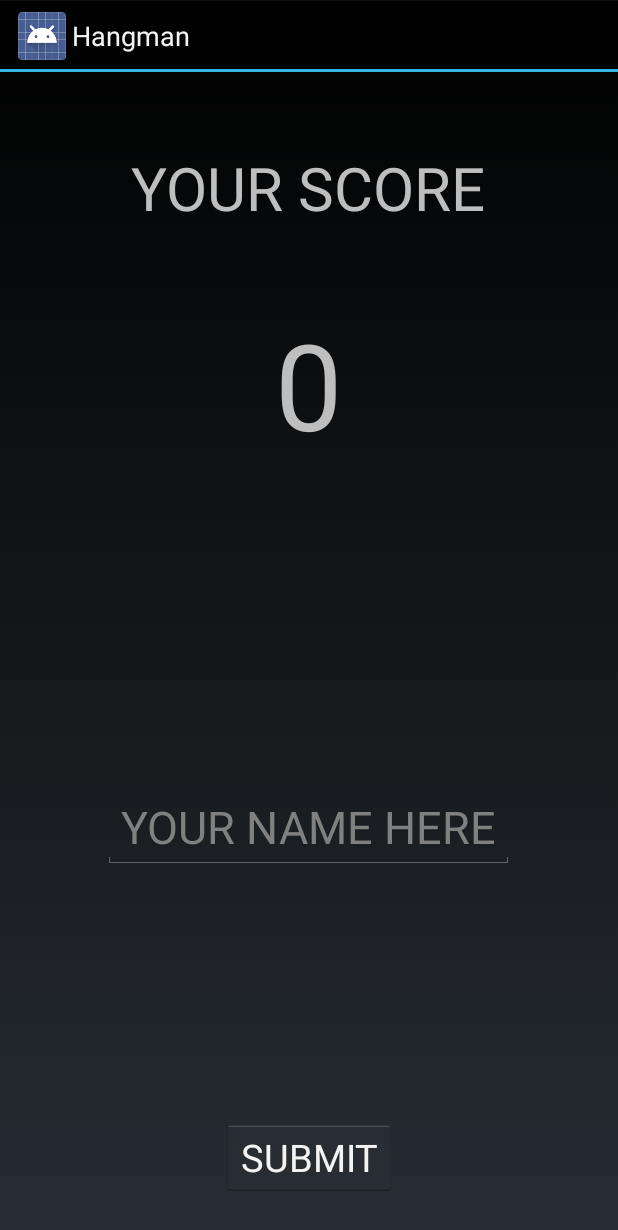
After one commit to ZaffranLe/btl-android, an Android app: the YourScoreActivity screen opened directly, with no data from a screen before it, on a phone screen of 412 x 824 dp. The commit adds this screen. Shown: the top 1230 px of the screen. Run offline under Robolectric (Android 15) with nearby library versions, the phone set to English and light mode, and no system bars.

Commit message:
26052020Tung

```diff
--- a/app/src/main/AndroidManifest.xml
+++ b/app/src/main/AndroidManifest.xml
@@ -9,6 +9,8 @@
         android:icon="@drawable/ic_launcher_background"
         android:label="@string/app_name"
         android:theme="@style/AppTheme">
+        <activity android:name="com.example.hang_man.YourScoreActivity"></activity>
+        <activity android:name="com.example.hang_man.HighScoreActivity" />
         <activity android:name="com.example.hang_man.HighScore" />
         <activity android:name="com.example.hang_man.QuestionEditActivity" />
         <activity android:name="com.example.hang_man.AddQuestionActivity" />
--- a/app/src/main/java/com/example/hang_man/AddQuestionActivity.java
+++ b/app/src/main/java/com/example/hang_man/AddQuestionActivity.java
@@ -5,6 +5,7 @@ import androidx.appcompat.app.AppCompatActivity;
 import android.app.Activity;
 import android.content.Intent;
 import android.os.Bundle;
+import android.text.InputFilter;
 import android.view.View;
 import android.widget.Button;
 import android.widget.EditText;
@@ -28,14 +29,15 @@ public class AddQuestionActivity extends Activity {
         backBtn = (Button)findViewById(R.id.aqa_backBtn);
         tvWord = (EditText) findViewById(R.id.aqa_word);
         tvHint = (EditText) findViewById(R.id.aqa_hint);
-        tvID = (EditText) findViewById(R.id.aqa_id);
         dbHelper = new DBHelper(AddQuestionActivity.this);
         dbHelper.openDB();
+
+        tvWord.setFilters(new InputFilter[] {new InputFilter.AllCaps()});
 
         addBtn.setOnClickListener(new View.OnClickListener() {
             @Override
             public void onClick(View view) {
-                long resultAdd = dbHelper.Insert(Integer.parseInt(tvID.getText().toString()),tvWord.getText().toString(),tvHint.getText().toString());
+                long resultAdd = dbHelper.Insert(tvWord.getText().toString(),tvHint.getText().toString());
                 if (resultAdd==-1){
                     Toast.makeText(AddQuestionActivity.this,"ERROR",Toast.LENGTH_SHORT).show();
                 }
--- a/app/src/main/java/com/example/hang_man/GameActivity.java
+++ b/app/src/main/java/com/example/hang_man/GameActivity.java
@@ -6,6 +6,7 @@ import java.util.Random;
 import android.app.Activity;
 import android.app.AlertDialog;
 import android.content.DialogInterface;
+import android.content.Intent;
 import android.content.res.Resources;
 import android.database.Cursor;
 import android.graphics.Color;
@@ -224,6 +225,9 @@ import com.example.hangman.R;
 							new DialogInterface.OnClickListener() {
 								public void onClick(DialogInterface dialog, int id) {
 									GameActivity.this.finish();
+									Intent tohighcoreact = new Intent(GameActivity.this,YourScoreActivity.class);
+									tohighcoreact.putExtra("score",score);
+									startActivity(tohighcoreact);
 								}});
 				}
 				winBuild.setNegativeButton("Exit",
--- /dev/null
+++ b/app/src/main/java/com/example/hang_man/YourScoreActivity.java
@@ -0,0 +1,55 @@
+package com.example.hang_man;
+
+import androidx.appcompat.app.AppCompatActivity;
+
+import android.app.Activity;
+import android.content.Intent;
+import android.os.Bundle;
+import android.view.View;
+import android.view.WindowManager;
+import android.widget.Button;
+import android.widget.EditText;
+import android.widget.TextView;
+import android.widget.Toast;
+
+import com.example.hangman.R;
+
+public class YourScoreActivity extends Activity {
+    TextView ysa_tvscore;
+    EditText ysa_etname;
+    Button ysa_submitBtn;
+    DBHelper dbHelper;
+
+    @Override
+    protected void onCreate(Bundle savedInstanceState) {
+        super.onCreate(savedInstanceState);
+        setContentView(R.layout.activity_your_score);
+
+        dbHelper = new DBHelper(YourScoreActivity.this);
+        dbHelper.openDB();
+
+        Intent intent = getIntent();
+        int receivedScore = intent.getIntExtra("score",0);
+
+        getWindow().setSoftInputMode(WindowManager.LayoutParams.SOFT_INPUT_STATE_HIDDEN);
+
+        ysa_tvscore = (TextView)findViewById(R.id.ysa_tvyourscore);
+        ysa_etname = (EditText)findViewById(R.id.ysa_etname);
+        ysa_submitBtn = (Button)findViewById(R.id.ysa_applyBtn);
+
+        ysa_tvscore.setText(String.valueOf(receivedScore));
+
+        ysa_submitBtn.setOnClickListener(new View.OnClickListener() {
+            @Override
+            public void onClick(View view) {
+                long resultAdd = dbHelper.Insert2(ysa_etname.getText().toString(),Integer.parseInt(ysa_tvscore.getText().toString()));
+                if (resultAdd==-1){
+                    Toast.makeText(YourScoreActivity.this,"ERROR",Toast.LENGTH_SHORT).show();
+                }
+                else {
+                    Toast.makeText(YourScoreActivity.this,"SUCCESS",Toast.LENGTH_SHORT).show();
+                }
+            }
+        });
+    }
+}
--- /dev/null
+++ b/app/src/main/res/layout/activity_your_score.xml
@@ -0,0 +1,72 @@
+<?xml version="1.0" encoding="utf-8"?>
+<LinearLayout xmlns:android="http://schemas.android.com/apk/res/android"
+    xmlns:app="http://schemas.android.com/apk/res-auto"
+    xmlns:tools="http://schemas.android.com/tools"
+    android:layout_width="match_parent"
+    android:layout_height="match_parent"
+    tools:context="com.example.hang_man.YourScoreActivity"
+    android:weightSum="100"
+    android:orientation="vertical">
+
+    <RelativeLayout
+        android:layout_weight="20"
+        android:layout_width="match_parent"
+        android:layout_height="0dp">
+
+        <TextView
+            android:id="@+id/ysa_HIGHSCORE"
+            android:layout_width="wrap_content"
+            android:layout_height="wrap_content"
+            android:text="YOUR SCORE"
+            android:textSize="40dp"
+            android:layout_centerHorizontal="true"
+            android:layout_centerVertical="true"/>
+
+    </RelativeLayout>
+
+    <RelativeLayout
+        android:layout_weight="20"
+        android:layout_width="match_parent"
+        android:layout_height="0dp">
+
+        <TextView
+            android:id="@+id/ysa_tvyourscore"
+            android:layout_width="wrap_content"
+            android:layout_height="wrap_content"
+            android:layout_centerHorizontal="true"
+            android:textSize="80dp"/>
+
+    </RelativeLayout>
+
+    <RelativeLayout
+        android:layout_weight="50"
+        android:layout_width="match_parent"
+        android:layout_height="0dp">
+
+        <EditText
+            android:id="@+id/ysa_etname"
+            android:layout_width="wrap_content"
+            android:layout_height="wrap_content"
+            android:hint="YOUR NAME HERE"
+            android:textSize="30dp"
+            android:layout_centerHorizontal="true"
+            android:layout_centerVertical="true"/>
+
+    </RelativeLayout>
+
+    <RelativeLayout
+        android:layout_weight="10"
+        android:layout_width="match_parent"
+        android:layout_height="0dp">
+
+        <Button
+            android:id="@+id/ysa_applyBtn"
+            android:layout_width="wrap_content"
+            android:layout_height="wrap_content"
+            android:text="SUBMIT"
+            android:textSize="25dp"
+            android:layout_centerHorizontal="true"/>
+
+    </RelativeLayout>
+
+</LinearLayout>
```
Also changed, not shown: app/src/main/java/com/example/hang_man/DBHelper.java (+26 -3 lines), app/src/main/java/com/example/hang_man/HighScoreActivity.java (added, +17 -0 lines), app/src/main/java/com/example/hang_man/QuestionActivity.java (+13 -1 lines), app/src/main/java/com/example/hang_man/QuestionEditActivity.java (+6 -2 lines), app/src/main/res/layout/activity_add_question.xml (+0 -9 lines), app/src/main/res/layout/activity_high_score.xml (added, +9 -0 lines), app/src/main/res/layout/activity_question.xml (+8 -2 lines).
